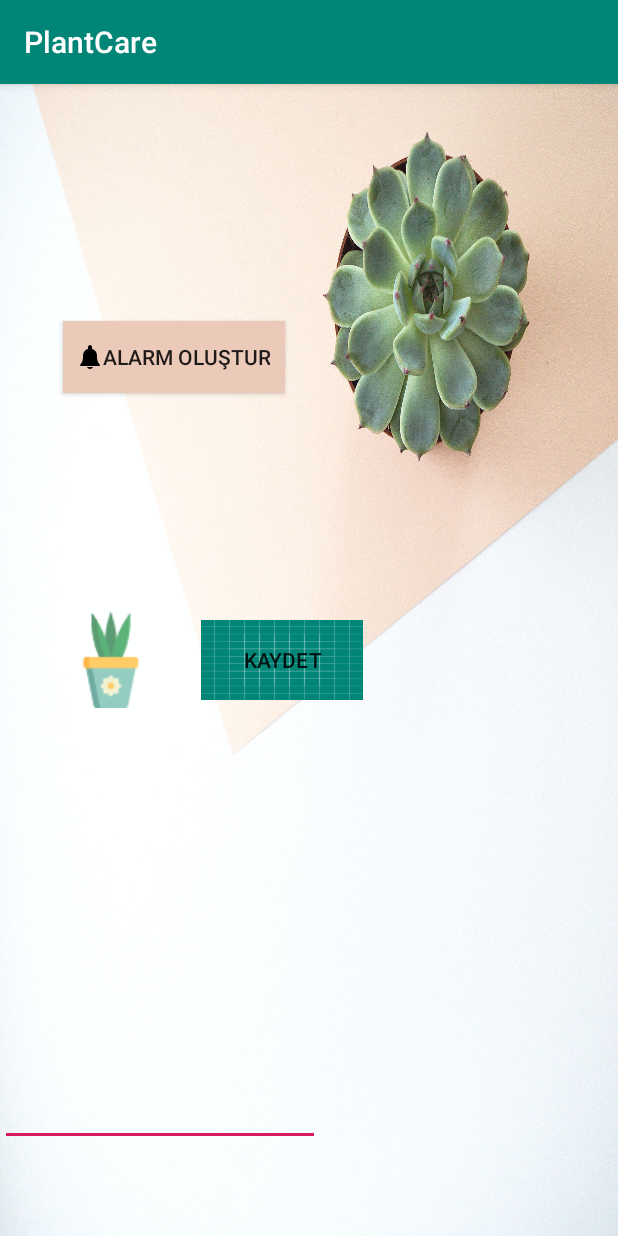
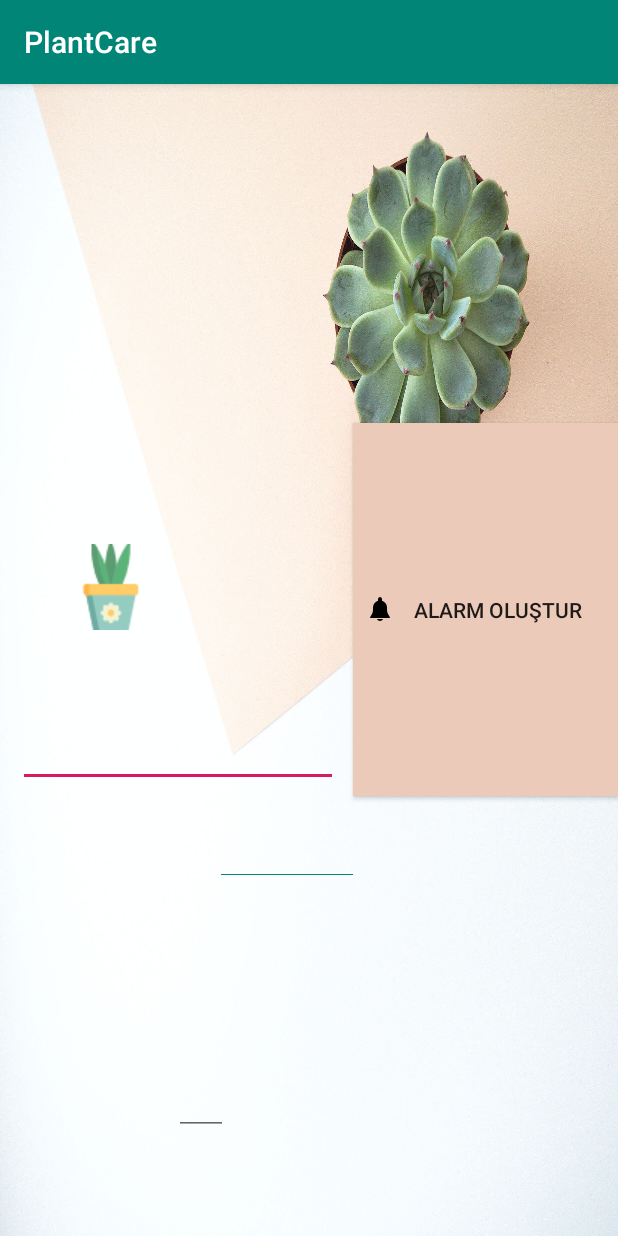
Before and after one commit to sumeyyesaricam/PlantCare, an Android app: the AddPlantActivity screen opened directly, with no data from a screen before it, after a tap on "ALARM OLUŞTUR", on a phone screen of 412 x 824 dp. Run offline under Robolectric (Android 15) with nearby library versions, the phone set to English and light mode, and no system bars; our stand-ins replace Dagger/Hilt's generated code, data binding.

Commit message:
edit layout files

```diff
--- a/app/build.gradle
+++ b/app/build.gradle
@@ -59,7 +59,7 @@ dependencies {
     kapt "com.google.dagger:dagger-android-processor:$rootProject.dagger2Version"
     kapt "com.google.dagger:dagger-compiler:$rootProject.dagger2Version"
     implementation "com.google.dagger:dagger-android-support:$rootProject.dagger2Version"
-
+    //implementation 'com.android.support:cardview-v7:28.0.0'
 
     // Testing dependencies
     androidTestImplementation "androidx.arch.core:core-testing:$rootProject.coreTestingVersion"
--- a/app/src/main/java/example/smyy/plantcare/ui/addplant/AddPlantActivity.kt
+++ b/app/src/main/java/example/smyy/plantcare/ui/addplant/AddPlantActivity.kt
@@ -32,7 +32,7 @@ class AddPlantActivity : AppCompatActivity() {
         setContentView(R.layout.activity_add_plant)
         val binding: ActivityAddPlantBinding = DataBindingUtil.setContentView(this, R.layout.activity_add_plant)
         binding.plantActivity = this
-        plantview= binding.plant!!
+        //plantview= binding.plant!!
     }
 
     fun onClickAddPlant(view: View) {
--- a/app/src/main/res/layout/activity_add_plant.xml
+++ b/app/src/main/res/layout/activity_add_plant.xml
@@ -24,9 +24,14 @@
             android:id="@+id/btnCreateAlarm"
             android:layout_width="wrap_content"
             android:layout_height="wrap_content"
+            android:layout_above="@+id/editText"
+            android:layout_alignStart="@+id/imageButton"
             android:layout_alignParentTop="true"
-            android:layout_alignStart="@+id/imageButton"
-            android:layout_marginTop="158dp"
+            android:layout_alignParentEnd="true"
+            android:layout_marginStart="193dp"
+            android:layout_marginTop="226dp"
+            android:layout_marginEnd="0dp"
+            android:layout_marginBottom="-51dp"
             android:background="#EBCAB9"
             android:drawableLeft="@mipmap/alarm"
             android:onClick="@{plantActivity::onClickAddAlarm}"
@@ -44,9 +49,12 @@
             android:id="@+id/imageButton"
             android:layout_width="wrap_content"
             android:layout_height="wrap_content"
+            android:layout_above="@+id/editText"
+            android:layout_below="@+id/editText2"
             android:layout_alignParentStart="true"
-            android:layout_centerVertical="true"
             android:layout_marginStart="42dp"
+            android:layout_marginTop="-461dp"
+            android:layout_marginBottom="59dp"
             android:background="@android:color/transparent"
             android:onClick="@{(view)->plantActivity.onClickImage(view)}"
             app:layout_constraintBottom_toTopOf="@+id/editText"
@@ -61,9 +69,10 @@
             android:id="@+id/editText"
             android:layout_width="wrap_content"
             android:layout_height="wrap_content"
+            android:layout_alignParentStart="true"
             android:layout_alignParentBottom="true"
-            android:layout_alignParentStart="true"
-            android:layout_marginBottom="60dp"
+            android:layout_marginStart="12dp"
+            android:layout_marginBottom="299dp"
             android:ems="10"
             android:inputType="textPersonName"
             android:text="@{plant.name}"
@@ -74,11 +83,16 @@
 
         <EditText
             android:id="@+id/editText2"
-            android:layout_width="0dp"
+            android:layout_width="8dp"
             android:layout_height="wrap_content"
-            android:layout_marginBottom="16dp"
-            android:layout_marginEnd="8dp"
-            android:layout_marginStart="8dp"
+            android:layout_below="@+id/btnCreateAlarm"
+            android:layout_alignParentStart="true"
+            android:layout_alignParentEnd="true"
+            android:layout_alignParentBottom="true"
+            android:layout_marginStart="116dp"
+            android:layout_marginTop="231dp"
+            android:layout_marginEnd="260dp"
+            android:layout_marginBottom="67dp"
             android:ems="10"
             android:inputType="textMultiLine"
             android:text="@{plant.description}"
@@ -90,10 +104,14 @@
         <ScrollView
             android:layout_width="0dp"
             android:layout_height="134dp"
-            android:layout_marginStart="8dp"
-            android:layout_marginTop="8dp"
-            android:layout_marginEnd="8dp"
-            android:layout_marginBottom="8dp"
+            android:layout_below="@+id/btnCreateAlarm"
+            android:layout_alignEnd="@+id/btnCreateAlarm"
+            android:layout_alignBottom="@+id/editText2"
+            android:layout_alignParentStart="true"
+            android:layout_marginStart="139dp"
+            android:layout_marginTop="103dp"
+            android:layout_marginEnd="80dp"
+            android:layout_marginBottom="173dp"
             app:layout_constraintBottom_toTopOf="@+id/editText2"
             app:layout_constraintEnd_toEndOf="parent"
             app:layout_constraintHorizontal_bias="0.0"
@@ -108,20 +126,19 @@
                 android:orientation="vertical" />
         </ScrollView>
 
+
         <Button
-            android:id="@+id/button2"
+            android:id="@+id/button3"
             android:layout_width="wrap_content"
-            android:layout_height="53dp"
-            android:layout_centerVertical="true"
-            android:layout_marginStart="-56dp"
-            android:layout_toEndOf="@+id/btnCreateAlarm"
-            android:background="@drawable/ic_launcher_background"
+            android:layout_height="wrap_content"
+            android:layout_below="@+id/editText2"
+            android:layout_alignParentEnd="true"
+            android:layout_alignParentBottom="true"
+            android:layout_marginTop="-16dp"
+            android:layout_marginEnd="33dp"
+            android:layout_marginBottom="19dp"
             android:onClick="@{plantActivity::onClickAddPlant}"
-            android:text="@string/save"
-            app:layout_constraintEnd_toEndOf="parent"
-            app:layout_constraintHorizontal_bias="0.238"
-            app:layout_constraintStart_toStartOf="parent"
-            app:layout_constraintTop_toTopOf="parent" />
+            android:text="@string/save" />
 
     </RelativeLayout>
 </layout>
--- a/app/src/main/res/layout/item_alarm.xml
+++ b/app/src/main/res/layout/item_alarm.xml
@@ -1,7 +1,8 @@
 <?xml version="1.0" encoding="utf-8"?>
-<RelativeLayout xmlns:android="http://schemas.android.com/apk/res/android"
+<LinearLayout xmlns:android="http://schemas.android.com/apk/res/android"
     xmlns:app="http://schemas.android.com/apk/res-auto"
     xmlns:tools="http://schemas.android.com/tools"
+    android:orientation="horizontal"
     android:layout_width="match_parent"
     android:layout_height="wrap_content"
     android:layout_marginTop="10dp">
@@ -10,11 +11,12 @@
         android:id="@+id/button"
         android:layout_width="wrap_content"
         android:layout_height="wrap_content"
+        android:layout_marginStart="8dp"
         android:layout_marginEnd="8dp"
         android:background="@color/colorPrimary"
         android:drawableLeft="@mipmap/alarm"
+        android:paddingStart="10dp"
         android:paddingLeft="10dp"
-        android:paddingStart="10dp"
         android:text="Alarm"
         app:layout_constraintBaseline_toBaselineOf="@+id/spinner"
         app:layout_constraintEnd_toEndOf="parent" />
@@ -23,12 +25,11 @@
         android:id="@+id/spinner"
         android:layout_width="218dp"
         android:layout_height="wrap_content"
+        android:layout_marginStart="8dp"
         android:layout_marginEnd="8dp"
-        android:layout_marginStart="8dp"
-        android:layout_marginTop="16dp"
         android:entries="@array/array_day"
         app:layout_constraintEnd_toStartOf="@+id/button"
         app:layout_constraintHorizontal_bias="0.555"
         app:layout_constraintStart_toStartOf="parent"
         app:layout_constraintTop_toTopOf="parent" />
-</RelativeLayout>
+</LinearLayout>
--- a/app/src/main/res/layout/item_plant.xml
+++ b/app/src/main/res/layout/item_plant.xml
@@ -14,23 +14,20 @@
             type="example.smyy.plantcare.data.model.db.Plant"/>
     </data>
 
-    <RelativeLayout
+    <LinearLayout
         android:layout_width="match_parent"
         android:layout_height="wrap_content"
         android:layout_marginLeft="10dp"
         android:layout_marginTop="10dp"
         android:layout_marginRight="10dp"
-        android:onClick="@{clickListener}">
-
+        android:background="@android:color/transparent"
+        android:onClick="@{clickListener}"
+        android:orientation="horizontal">
 
         <ImageView
             android:id="@+id/imageView"
             android:layout_width="wrap_content"
             android:layout_height="match_parent"
-                    android:layout_marginStart="8dp"
-                    android:layout_marginTop="8dp"
-                    android:layout_marginEnd="8dp"
-                    android:layout_marginBottom="8dp"
             app:layout_constraintBottom_toBottomOf="parent"
             app:layout_constraintEnd_toEndOf="parent"
             app:layout_constraintHorizontal_bias="0.028"
@@ -86,6 +83,5 @@
             app:layout_constraintStart_toStartOf="parent"
             app:layout_constraintTop_toTopOf="parent"
             app:layout_constraintVertical_bias="0.888" />
-
-    </RelativeLayout>
+    </LinearLayout>
 </layout>
```
Lines whose indentation alone changed are shown as unchanged.
